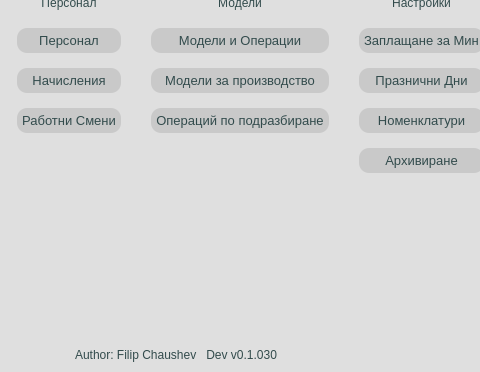
Above: app/ui/widgets/MainWindow.ui from DevilPhp/WorkSalary.v01 before the change; both pictures show x 224 to 704 and y 208 to 580 of the 800 by 580 pixel window. Below: the same form after it.
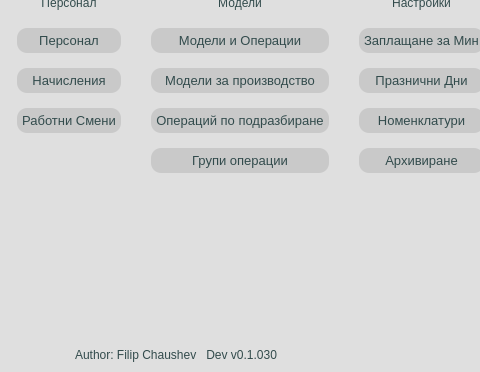
That is the form after the change. The open tabs and pages were chosen to show the change. Icons and pictures are not drawn.

Patch:
```diff
--- a/app/ui/widgets/MainWindow.ui
+++ b/app/ui/widgets/MainWindow.ui
@@ -860,6 +860,13 @@
                   </property>
                  </widget>
                 </item>
+                <item row="4" column="2">
+                 <widget class="QPushButton" name="groupOpersPageBtn">
+                  <property name="text">
+                   <string>Групи операции</string>
+                  </property>
+                 </widget>
+                </item>
                </layout>
               </item>
              </layout>
```
